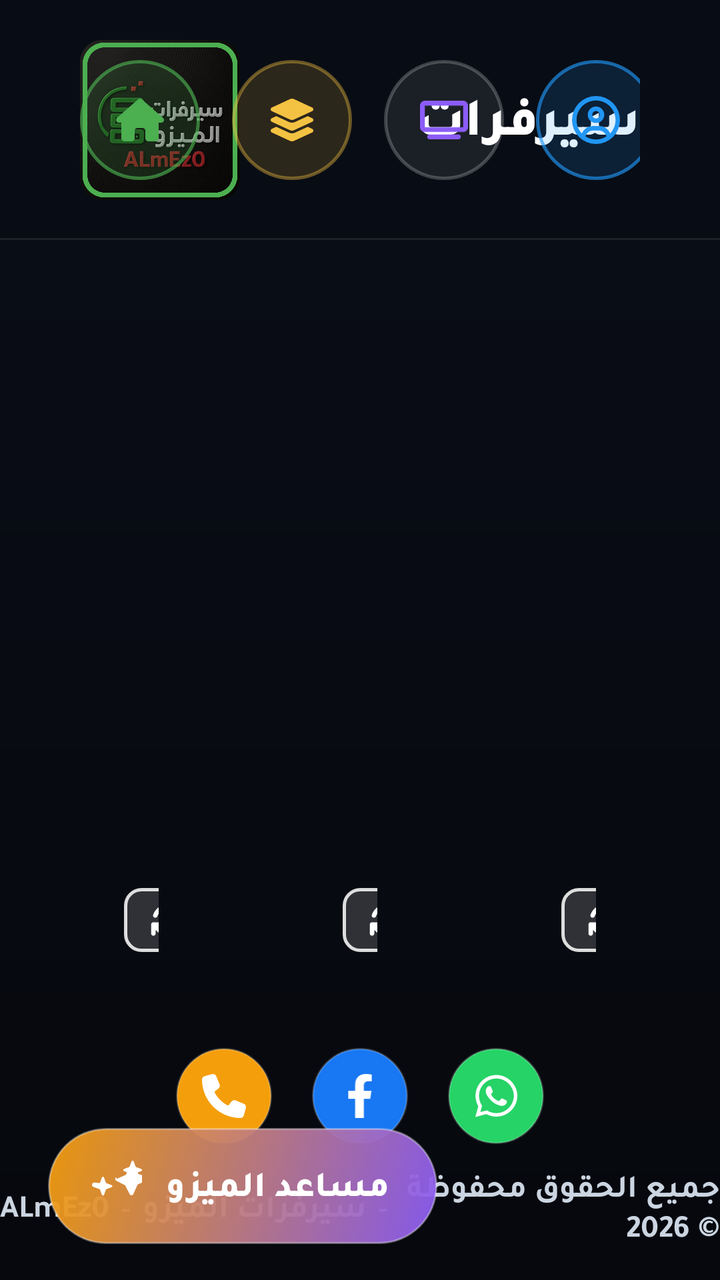
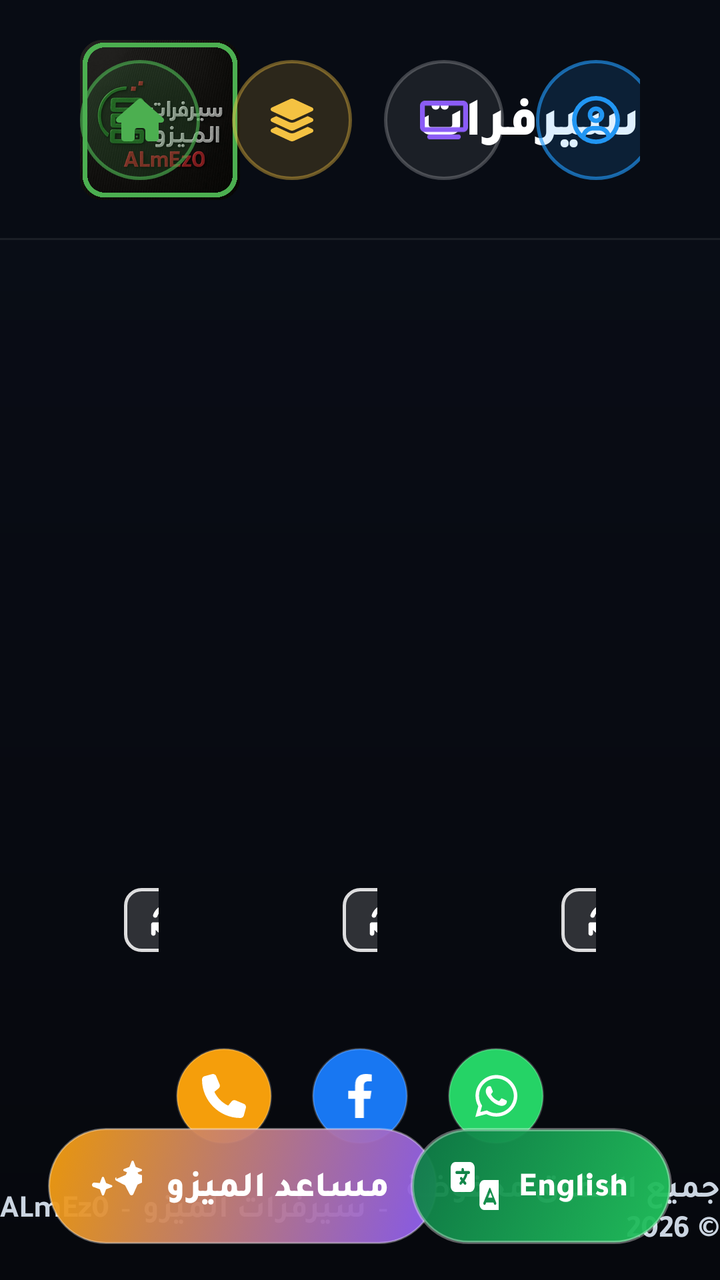

Compare the two renders of this Android layout. The source of the first and the diff that turns it into the second are given below.
<!-- AndroidManifest.xml: application theme AppTheme -->
<!-- res/layout/nat_activity_dashboard.xml -->
<?xml version="1.0" encoding="utf-8"?>
<FrameLayout xmlns:android="http://schemas.android.com/apk/res/android"
    xmlns:app="http://schemas.android.com/apk/res-auto"
    android:layout_width="match_parent"
    android:layout_height="match_parent"
    android:background="@drawable/nat_bg_app"
    android:layoutDirection="rtl">

    <LinearLayout
        android:layout_width="match_parent"
        android:layout_height="match_parent"
        android:orientation="vertical">

        <include layout="@layout/nat_navbar" />

        <FrameLayout
            android:layout_width="match_parent"
            android:layout_height="0dp"
            android:layout_weight="1">

            
            <LinearLayout
                android:id="@+id/dash_cards"
                android:layout_width="match_parent"
                android:layout_height="match_parent"
                android:layout_gravity="center"
                android:orientation="horizontal"
                android:paddingStart="30dp"
                android:paddingTop="12dp"
                android:paddingEnd="30dp"
                android:paddingBottom="12dp">

                <include
                    android:id="@+id/card_live"
                    layout="@layout/nat_dash_card"
                    android:layout_width="0dp"
                    android:layout_height="match_parent"
                    android:layout_weight="1" />

                <Space
                    android:layout_width="28dp"
                    android:layout_height="1dp" />

                <include
                    android:id="@+id/card_movies"
                    layout="@layout/nat_dash_card"
                    android:layout_width="0dp"
                    android:layout_height="match_parent"
                    android:layout_weight="1" />

                <Space
                    android:layout_width="28dp"
                    android:layout_height="1dp" />

                <include
                    android:id="@+id/card_series"
                    layout="@layout/nat_dash_card"
                    android:layout_width="0dp"
                    android:layout_height="match_parent"
                    android:layout_weight="1" />
            </LinearLayout>
        </FrameLayout>

        
        <LinearLayout
            android:layout_width="match_parent"
            android:layout_height="wrap_content"
            android:gravity="center"
            android:orientation="vertical"
            android:paddingTop="10dp"
            android:paddingBottom="16dp">

            <LinearLayout
                android:layout_width="wrap_content"
                android:layout_height="wrap_content"
                android:layout_marginBottom="12dp"
                android:orientation="horizontal">

                <ImageButton
                    android:id="@+id/foot_call"
                    android:layout_width="48dp"
                    android:layout_height="48dp"
                    android:layout_marginStart="10dp"
                    android:layout_marginEnd="10dp"
                    android:background="@drawable/nat_btn_social_call"
                    android:contentDescription="اتصال"
                    android:focusable="true"
                    android:padding="13dp"
                    android:scaleType="fitCenter"
                    android:src="@drawable/fa_phone"
                    app:tint="#FFFFFFFF" />

                <ImageButton
                    android:id="@+id/foot_facebook"
                    android:layout_width="48dp"
                    android:layout_height="48dp"
                    android:layout_marginStart="10dp"
                    android:layout_marginEnd="10dp"
                    android:background="@drawable/nat_btn_social_fb"
                    android:contentDescription="فيسبوك"
                    android:focusable="true"
                    android:padding="13dp"
                    android:scaleType="fitCenter"
                    android:src="@drawable/fa_b_facebook_f"
                    app:tint="#FFFFFFFF" />

                <ImageButton
                    android:id="@+id/foot_whatsapp"
                    android:layout_width="48dp"
                    android:layout_height="48dp"
                    android:layout_marginStart="10dp"
                    android:layout_marginEnd="10dp"
                    android:background="@drawable/nat_btn_social_wa"
                    android:contentDescription="واتساب"
                    android:focusable="true"
                    android:padding="12dp"
                    android:scaleType="fitCenter"
                    android:src="@drawable/fa_b_whatsapp"
                    app:tint="#FFFFFFFF" />
            </LinearLayout>

            <LinearLayout
                android:layout_width="wrap_content"
                android:layout_height="wrap_content"
                android:orientation="horizontal"
                android:layoutDirection="ltr"
                android:gravity="center_vertical">

                
                <TextView
                    style="@style/NatText"
                    android:layout_width="wrap_content"
                    android:layout_height="wrap_content"
                    android:text="ALmEz0"
                    android:textColor="@color/nat_soft"
                    android:textSize="16sp" />

                <TextView
                    android:layout_width="wrap_content"
                    android:layout_height="wrap_content"
                    android:layout_marginStart="6dp"
                    android:layout_marginEnd="6dp"
                    android:text="-"
                    android:textColor="@color/nat_soft"
                    android:textSize="16sp" />

                <TextView
                    style="@style/NatText"
                    android:layout_width="wrap_content"
                    android:layout_height="wrap_content"
                    android:textDirection="ltr"
                    android:text="سيرفرات الميزو"
                    android:textColor="@color/nat_soft"
                    android:textSize="16sp" />

                <TextView
                    android:layout_width="wrap_content"
                    android:layout_height="wrap_content"
                    android:layout_marginStart="6dp"
                    android:layout_marginEnd="6dp"
                    android:text="-"
                    android:textColor="@color/nat_soft"
                    android:textSize="16sp" />

                <TextView
                    style="@style/NatText"
                    android:layout_width="wrap_content"
                    android:layout_height="wrap_content"
                    android:textDirection="rtl"
                    android:text="جميع الحقوق محفوظة © 2026"
                    android:textColor="@color/nat_soft"
                    android:textSize="16sp" />
            </LinearLayout>
        </LinearLayout>
    </LinearLayout>

    
    <LinearLayout
        android:id="@+id/dash_btn_ai"
        android:layout_width="wrap_content"
        android:layout_height="58dp"
        android:layout_gravity="bottom|start"
        android:layout_marginStart="24dp"
        android:layout_marginBottom="18dp"
        android:background="@drawable/nat_btn_ai"
        android:clickable="true"
        android:focusable="true"
        android:gravity="center_vertical"
        android:orientation="horizontal"
        android:paddingStart="22dp"
        android:paddingEnd="24dp">

        <ImageView
            android:layout_width="25dp"
            android:layout_height="25dp"
            android:layout_marginEnd="12dp"
            android:src="@drawable/fa_sparkles"
            app:tint="#FFFFFFFF" />

        <TextView
            style="@style/NatText.ExtraBold"
            android:layout_width="wrap_content"
            android:layout_height="wrap_content"
            android:text="مساعد الميزو"
            android:textColor="#FFFFFFFF"
            android:textSize="18sp" />
    </LinearLayout>
</FrameLayout>
<!-- res/layout/nat_navbar.xml (included above) -->
<?xml version="1.0" encoding="utf-8"?>
<FrameLayout xmlns:android="http://schemas.android.com/apk/res/android"
    xmlns:app="http://schemas.android.com/apk/res-auto"
    android:id="@+id/nat_navbar"
    android:layout_width="match_parent"
    android:layout_height="120dp"
    android:background="@drawable/nat_bg_navbar"
    android:layoutDirection="rtl"
    android:paddingStart="40dp"
    android:paddingEnd="40dp">

    
    <LinearLayout
        android:id="@+id/nav_brand"
        android:layout_width="wrap_content"
        android:layout_height="match_parent"
        android:layout_gravity="start"
        android:gravity="center_vertical"
        android:orientation="horizontal">

        
        <ImageView
            android:layout_width="80dp"
            android:layout_height="80dp"
            android:contentDescription="ALmEz0"
            android:scaleType="fitCenter"
            android:src="@drawable/almezo_logo" />

        <TextView
            style="@style/NatText.ExtraBold"
            android:layout_width="wrap_content"
            android:layout_height="wrap_content"
            android:layout_marginStart="16dp"
            android:maxLines="1"
            android:text="سيرفرات الميزو - ALmEz0"
            android:textSize="27sp" />
    </LinearLayout>

    
    <LinearLayout
        android:layout_width="wrap_content"
        android:layout_height="wrap_content"
        android:layout_gravity="center"
        android:gravity="center"
        android:orientation="vertical">

        <TextView
            android:id="@+id/nav_clock"
            style="@style/NatText.Black"
            android:layout_width="wrap_content"
            android:layout_height="wrap_content"
            android:textSize="34sp" />

        <TextView
            android:id="@+id/nav_date"
            style="@style/NatText"
            android:layout_width="wrap_content"
            android:layout_height="wrap_content"
            android:layout_marginTop="4dp"
            android:textColor="@color/nat_soft"
            android:textSize="17sp" />
    </LinearLayout>

    
    <LinearLayout
        android:id="@+id/nav_actions"
        android:layout_width="wrap_content"
        android:layout_height="match_parent"
        android:layout_gravity="end"
        android:gravity="center_vertical"
        android:orientation="horizontal">

        <ImageButton
            android:id="@+id/nav_btn_home"
            style="@style/NatNavButton"
            android:layout_marginStart="0dp"
            android:background="@drawable/nat_nav_btn_home"
            android:contentDescription="الرجوع للرئيسية"
            android:src="@drawable/fa_house"
            app:tint="@color/nat_nav_home" />

        <ImageButton
            android:id="@+id/nav_btn_accounts"
            style="@style/NatNavButton"
            android:background="@drawable/nat_nav_btn_accounts"
            android:contentDescription="قوائم التشغيل وتبديل السيرفر"
            android:src="@drawable/fa_layer_group"
            app:tint="@color/nat_nav_accounts" />

        <ImageButton
            android:id="@+id/nav_btn_downloads"
            style="@style/NatNavButton"
            android:background="@drawable/nat_nav_btn_downloads"
            android:contentDescription="التنزيلات"
            android:src="@drawable/fa_download"
            android:visibility="gone"
            app:tint="#FFFFFFFF" />

        <ImageButton
            android:id="@+id/nav_btn_device"
            style="@style/NatNavButton"
            android:background="@drawable/nat_nav_btn_device"
            android:contentDescription="نمط الجهاز ونظام التحكم"
            android:src="@drawable/fa_tv"
            app:tint="#FF8B5CF6" />

        <ImageButton
            android:id="@+id/nav_btn_profile"
            style="@style/NatNavButton"
            android:background="@drawable/nat_nav_btn_profile"
            android:contentDescription="الملف الشخصي"
            android:src="@drawable/fa_r_circle_user"
            app:tint="@color/nat_nav_profile" />

        <ImageButton
            android:id="@+id/nav_btn_logout"
            style="@style/NatNavButton"
            android:background="@drawable/nat_nav_btn_logout"
            android:contentDescription="تسجيل الخروج"
            android:src="@drawable/fa_right_from_bracket"
            app:tint="@color/nat_nav_logout" />

        
        <ImageButton
            android:id="@+id/nav_btn_back"
            android:layout_width="60dp"
            android:layout_height="60dp"
            android:background="@drawable/nat_nav_btn_home"
            android:contentDescription="رجوع"
            android:focusable="true"
            android:padding="17dp"
            android:scaleType="fitCenter"
            android:src="@drawable/fa_arrow_left"
            android:visibility="gone"
            app:tint="@color/nat_nav_home" />
    </LinearLayout>
</FrameLayout>
<!-- res/layout/nat_dash_card.xml (included above) -->
<?xml version="1.0" encoding="utf-8"?>
<FrameLayout xmlns:android="http://schemas.android.com/apk/res/android"
    xmlns:app="http://schemas.android.com/apk/res-auto"
    android:layout_width="0dp"
    android:layout_height="match_parent"
    android:layout_weight="1"
    android:clickable="true"
    android:focusable="true"
    android:layoutDirection="rtl">

    <ImageView
        android:id="@+id/card_icon"
        android:layout_width="wrap_content"
        android:layout_height="62dp"
        android:layout_gravity="top|left"
        android:layout_marginLeft="34dp"
        android:layout_marginTop="34dp"
        android:adjustViewBounds="true"
        android:importantForAccessibility="no"
        app:tint="#F2FFFFFF" />

    <LinearLayout
        android:layout_width="match_parent"
        android:layout_height="wrap_content"
        android:layout_gravity="bottom"
        android:orientation="vertical"
        android:paddingStart="32dp"
        android:paddingEnd="32dp"
        android:paddingBottom="26dp">

        <TextView
            android:id="@+id/card_title"
            style="@style/NatText.Black"
            android:layout_width="match_parent"
            android:layout_height="wrap_content"
            android:layout_marginBottom="6dp"
            android:maxLines="1"
            android:shadowColor="#80000000"
            android:shadowDy="2"
            android:shadowRadius="10"
            android:textSize="37sp" />

        <TextView
            android:id="@+id/card_subtitle"
            style="@style/NatText"
            android:layout_width="match_parent"
            android:layout_height="wrap_content"
            android:layout_marginBottom="18dp"
            android:maxLines="1"
            android:textColor="@color/nat_card_sub"
            android:textSize="17sp" />

        <LinearLayout
            android:layout_width="match_parent"
            android:layout_height="wrap_content"
            android:gravity="center_vertical"
            android:orientation="horizontal">

            <TextView
                android:id="@+id/card_status"
                style="@style/NatText.ExtraBold"
                android:layout_width="0dp"
                android:layout_height="wrap_content"
                android:layout_weight="1"
                android:maxLines="1"
                android:textSize="15sp" />

            <ImageButton
                android:id="@+id/card_refresh"
                android:layout_width="44dp"
                android:layout_height="32dp"
                android:background="@drawable/nat_btn_refresh"
                android:contentDescription="تحديث"
                android:focusable="true"
                android:padding="7dp"
                android:scaleType="fitCenter"
                android:src="@drawable/fa_arrows_rotate"
                app:tint="#FFFFFFFF" />
        </LinearLayout>
    </LinearLayout>

    
    <FrameLayout
        android:id="@+id/card_overlay"
        android:layout_width="match_parent"
        android:layout_height="match_parent"
        android:background="#C2080C14"
        android:clickable="true"
        android:visibility="gone">

        <ProgressBar
            android:layout_width="64dp"
            android:layout_height="64dp"
            android:layout_gravity="center"
            android:indeterminateTint="@color/nat_gold" />
    </FrameLayout>
</FrameLayout>
<!-- resources referenced by this layout -->
<resources>
  <color name="nat_card_sub">#D9FFFFFF</color>
  <color name="nat_gold">#FFF59E0B</color>
  <color name="nat_nav_accounts">#FFF4C242</color>
  <color name="nat_nav_home">#FF4CAF50</color>
  <color name="nat_nav_logout">#FFE53935</color>
  <color name="nat_nav_profile">#FF2196F3</color>
  <color name="nat_soft">#FFCBD5E1</color>
  <!-- drawable fa_b_facebook_f (drawable) -->
  <?xml version="1.0" encoding="utf-8"?>
  <vector xmlns:android="http://schemas.android.com/apk/res/android"
      android:width="15.00dp"
      android:height="24dp"
      android:viewportWidth="320"
      android:viewportHeight="512"
      android:autoMirrored="false">
      <path android:fillColor="#FFFFFFFF" android:pathData="M279.14 288l14.22-92.66h-88.91v-60.13c0-25.35 12.42-50.06 52.24-50.06h40.42V6.26S260.43 0 225.36 0c-73.22 0-121.08 44.38-121.08 124.72v70.62H22.89V288h81.39v224h100.17V288z"/>
  </vector>
  <!-- drawable fa_tv (drawable) -->
  <?xml version="1.0" encoding="utf-8"?>
  <vector xmlns:android="http://schemas.android.com/apk/res/android"
      android:width="30.00dp"
      android:height="24dp"
      android:viewportWidth="640"
      android:viewportHeight="512"
      android:autoMirrored="false">
      <path android:fillColor="#FFFFFFFF" android:pathData="M64 64V352H576V64H64zM0 64C0 28.7 28.7 0 64 0H576c35.3 0 64 28.7 64 64V352c0 35.3-28.7 64-64 64H64c-35.3 0-64-28.7-64-64V64zM128 448H512c17.7 0 32 14.3 32 32s-14.3 32-32 32H128c-17.7 0-32-14.3-32-32s14.3-32 32-32z"/>
  </vector>
  <!-- drawable nat_bg_app (drawable) -->
  <?xml version="1.0" encoding="utf-8"?>
  <shape xmlns:android="http://schemas.android.com/apk/res/android"><gradient android:angle="270" android:startColor="#FF0A0E18" android:endColor="#FF06080D"/></shape>
  <!-- drawable nat_bg_navbar (drawable) -->
  <?xml version="1.0" encoding="utf-8"?>
  <layer-list xmlns:android="http://schemas.android.com/apk/res/android"><item><shape><solid android:color="#FF080C14"/></shape></item><item android:gravity="bottom" android:height="1dp"><shape><solid android:color="#14FFFFFF"/></shape></item></layer-list>
  <style name="NatNavButton">
          <item name="android:layout_width">60dp</item>
          <item name="android:layout_height">60dp</item>
          <item name="android:layout_marginStart">16dp</item>
          <item name="android:padding">18dp</item>
          <item name="android:scaleType">fitCenter</item>
          <item name="android:focusable">true</item>
          <item name="android:clickable">true</item>
      </style>
  <style name="NatText">
          <item name="android:textColor">@color/nat_white</item>
          <item name="android:fontFamily">@font/tajawal_bold</item>
          <item name="fontFamily">@font/tajawal_bold</item>
          <item name="android:includeFontPadding">false</item>
      </style>
  <style name="NatText.Black">
          <item name="android:fontFamily">@font/tajawal_black</item>
          <item name="fontFamily">@font/tajawal_black</item>
      </style>
  <style name="NatText.ExtraBold">
          <item name="android:fontFamily">@font/tajawal_extrabold</item>
          <item name="fontFamily">@font/tajawal_extrabold</item>
      </style>
  <style name="AppTheme" parent="Theme.AppCompat.Light.DarkActionBar">
          
          <item name="colorPrimary">@color/colorPrimary</item>
          <item name="colorPrimaryDark">@color/colorPrimaryDark</item>
          <item name="colorAccent">@color/colorAccent</item>
      </style>
  <color name="nat_white">#FFFFFFFF</color>
  <color name="colorPrimary">#2e7d32</color>
  <color name="colorPrimaryDark">#0a0d12</color>
  <color name="colorAccent">#4caf50</color>
</resources>

<!-- the commit's change to res/layout/nat_activity_dashboard.xml (unified diff, before → after) -->
@@ -205,6 +205,40 @@
             android:textColor="#FFFFFFFF"
             android:textSize="18sp" />
     </LinearLayout>
+
+    
+    <LinearLayout
+        android:id="@+id/dash_btn_lang"
+        android:layout_width="wrap_content"
+        android:layout_height="58dp"
+        android:layout_gravity="bottom|end"
+        android:layout_marginEnd="24dp"
+        android:layout_marginBottom="18dp"
+        android:background="@drawable/nat_btn_lang"
+        android:clickable="true"
+        android:focusable="true"
+        android:gravity="center_vertical"
+        android:orientation="horizontal"
+        android:paddingStart="20dp"
+        android:paddingEnd="22dp">
+
+        <ImageView
+            android:layout_width="24dp"
+            android:layout_height="24dp"
+            android:layout_marginEnd="10dp"
+            android:importantForAccessibility="no"
+            android:src="@drawable/fa_language"
+            app:tint="#FFFFFFFF" />
+
+        <TextView
+            android:id="@+id/dash_lang_label"
+            style="@style/NatText.ExtraBold"
+            android:layout_width="wrap_content"
+            android:layout_height="wrap_content"
+            android:text="English"
+            android:textColor="#FFFFFFFF"
+            android:textSize="17sp" />
+    </LinearLayout>
 </FrameLayout>
 <!-- res/layout/nat_navbar.xml (included above) -->
 <?xml version="1.0" encoding="utf-8"?>
